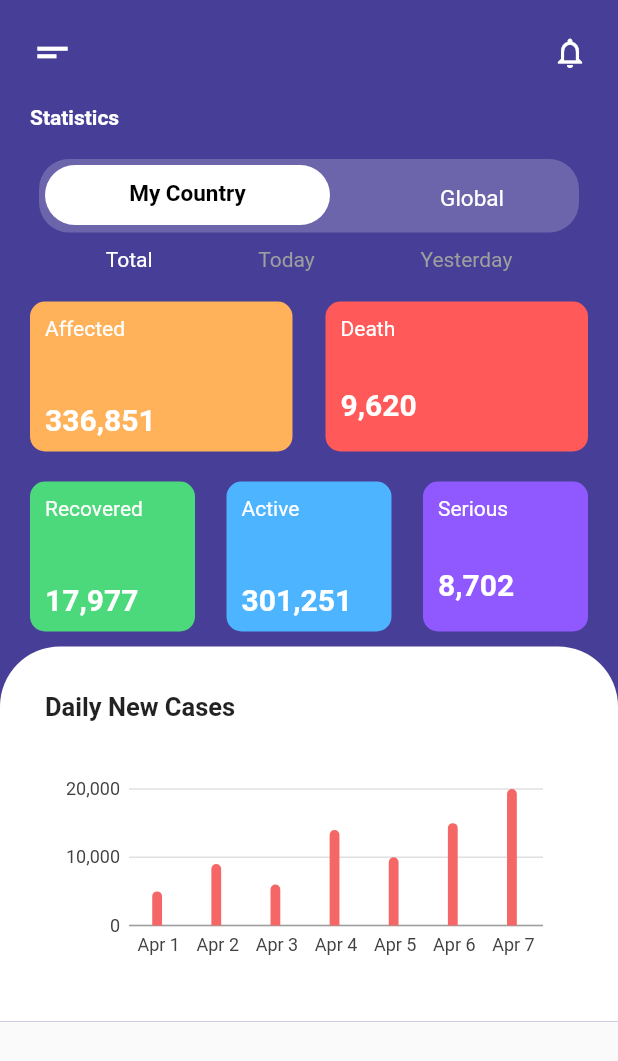
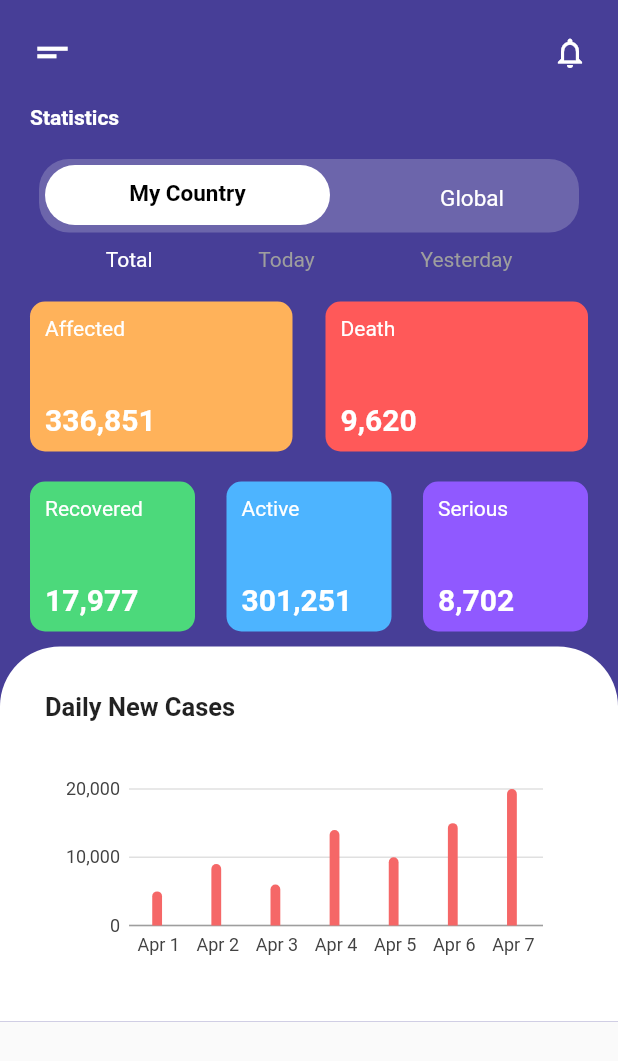
Before and after one commit to saifulriza/flutter-covid19-ui, a Flutter app: the Statistic screen opened by its route, on a phone screen of 412 x 824 dp. Shown: the top 1061 px of the screen. Run offline on Flutter 3.47's test engine with Material 2 defaults, Android fonts, the phone set to English and light mode, and no system bars; our stand-ins replace charts_flutter, get.

Commit message:
fix padding tidak sama

```diff
--- a/lib/components/statistic/cardMiddleFirst.dart
+++ b/lib/components/statistic/cardMiddleFirst.dart
@@ -41,7 +41,7 @@ class CardMiddleFirst extends StatelessWidget {
             ),
           ),
           Container(
-            padding: EdgeInsets.only(left: 10, bottom: 10),
+            padding: EdgeInsets.only(left: 10),
             width: 175,
             height: 100,
             decoration: BoxDecoration(
--- a/lib/components/statistic/cardMiddleSecond.dart
+++ b/lib/components/statistic/cardMiddleSecond.dart
@@ -69,7 +69,7 @@ class CardMiddleSecond extends StatelessWidget {
             ),
           ),
           Container(
-            padding: EdgeInsets.only(left: 10, bottom: 10),
+            padding: EdgeInsets.only(left: 10),
             width: 110,
             height: 100,
             decoration: BoxDecoration(
```
